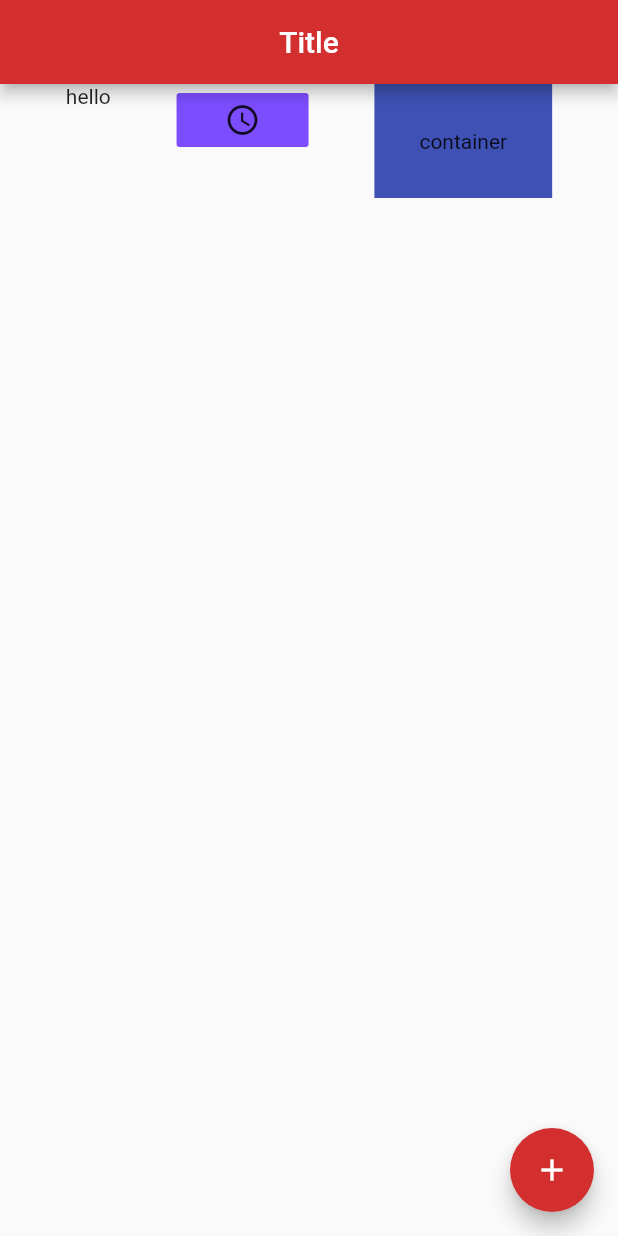
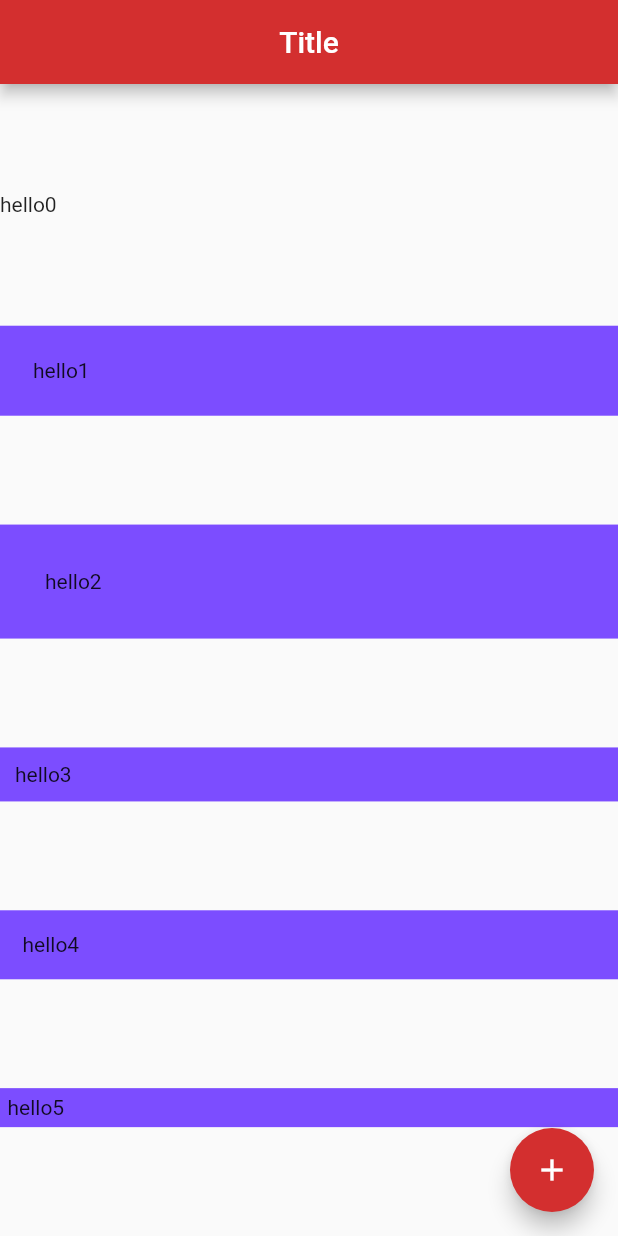
Before and after one commit to srtulon/flutter-projects, a Flutter app: the screen it shows after launch, on a phone screen of 412 x 824 dp. Run offline on Flutter 3.47's test engine with Material 2 defaults, Android fonts, the phone set to English and light mode, and no system bars.

Commit message:
Update main.dart

```diff
--- a/flutter_app/lib/main.dart
+++ b/flutter_app/lib/main.dart
@@ -17,24 +17,40 @@ class Home extends StatelessWidget {
         title: Text('Title'),
         centerTitle: true,
       ),
-      body: Row(
+      body: Column(
         mainAxisAlignment: MainAxisAlignment.spaceEvenly ,
-        crossAxisAlignment: CrossAxisAlignment.start,
+        crossAxisAlignment: CrossAxisAlignment.stretch,
         children: [
-          Text('hello'),
-          FlatButton(
-            onPressed: (){},
-            color: Colors.deepPurpleAccent,
-            child: Icon(
-              Icons.watch_later_outlined,
-            ),
+          Row(
+            children: [
+                 Text('hello0')
+            ],
           ),
           Container(
-            color: Colors.indigo,
+            padding: EdgeInsets.all(22),
+            color: Colors.deepPurpleAccent,
+            child: Text('hello1'),
+          ),
+          Container(
             padding: EdgeInsets.all(30),
-            child: Text('container'),
+            color: Colors.deepPurpleAccent,
+            child: Text('hello2'),
           ),
-
+          Container(
+            padding: EdgeInsets.all(10),
+            color: Colors.deepPurpleAccent,
+            child: Text('hello3'),
+          ),
+          Container(
+            padding: EdgeInsets.all(15),
+            color: Colors.deepPurpleAccent,
+            child: Text('hello4'),
+          ),
+          Container(
+            padding: EdgeInsets.all(5),
+            color: Colors.deepPurpleAccent,
+            child: Text('hello5'),
+          ),
         ],
       ),
       floatingActionButton: FloatingActionButton(
```
